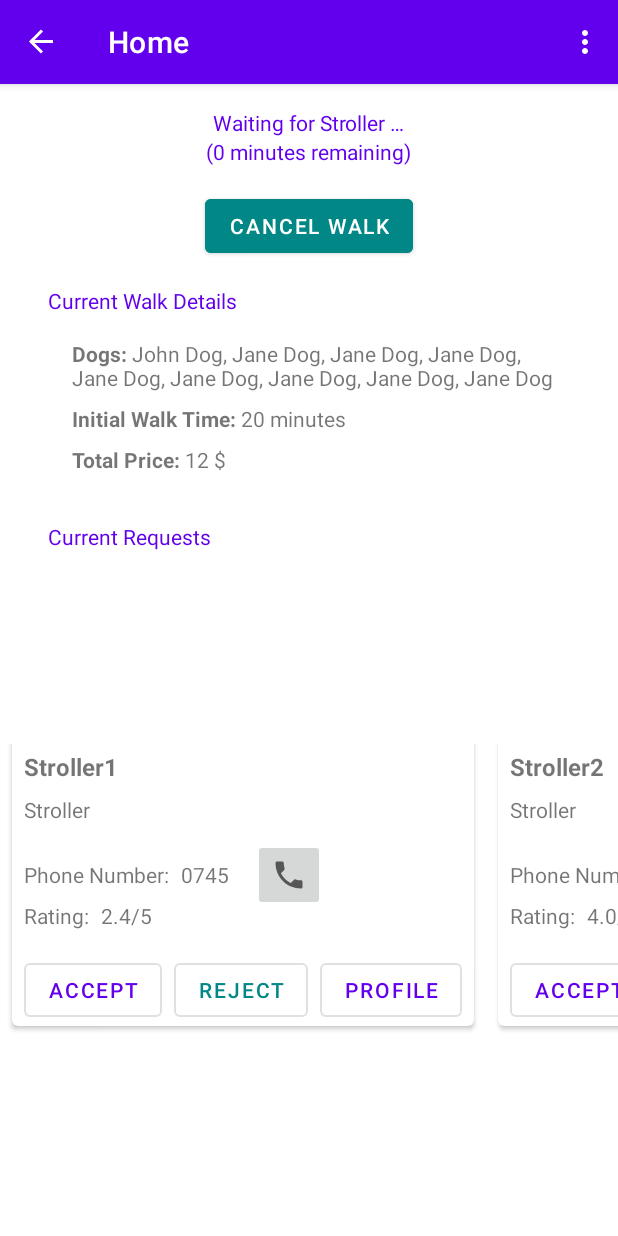
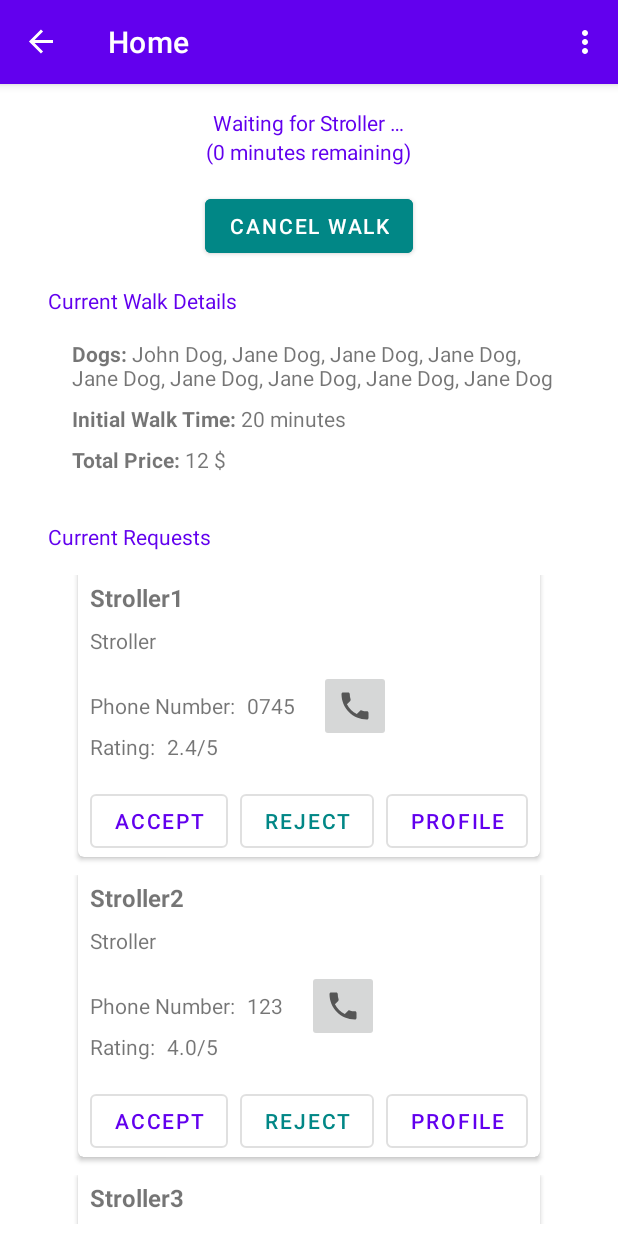
Before and after one commit to taniatopciov/Fluff-Stroller, an Android app: the screen it shows after launch (MainActivity), after a tap on "OWNER HOME WAITING", on a phone screen of 412 x 824 dp. Run offline under Robolectric (Android 15) with nearby library versions, the phone set to English and light mode, and no system bars; our stand-ins replace navigation-ui.

Commit message:
Made Request List Vertical in Dog Owner Main Page Waiting For Stroller

```diff
--- a/app/src/main/java/com/example/flusffstroller/pages/main/dogowner/DogOwnerMainPageWaitingForStrollerFragment.java
+++ b/app/src/main/java/com/example/flusffstroller/pages/main/dogowner/DogOwnerMainPageWaitingForStrollerFragment.java
@@ -44,7 +44,7 @@ public class DogOwnerMainPageWaitingForStrollerFragment extends Fragment {
         WalkRequestAdapter walkRequestAdapter = new WalkRequestAdapter(new ArrayList<>(),
                 this::handleRequestAccepted, this::handleRequestRejected,
                 this::handleRequestViewProfile, this::handleRequestCall);
-        binding.requestsRecyclerView.setLayoutManager(new LinearLayoutManager(getContext(), LinearLayoutManager.HORIZONTAL, false));
+        binding.requestsRecyclerView.setLayoutManager(new LinearLayoutManager(getContext(), LinearLayoutManager.VERTICAL, false));
         binding.requestsRecyclerView.setAdapter(walkRequestAdapter);
 
         viewModel.getRemainingWaitingForStrollerMills().observe(getViewLifecycleOwner(), millisUntilFinished -> {
--- a/app/src/main/res/layout/dog_owner_main_page_waiting_for_stroller_fragment.xml
+++ b/app/src/main/res/layout/dog_owner_main_page_waiting_for_stroller_fragment.xml
@@ -107,9 +107,9 @@
     <androidx.recyclerview.widget.RecyclerView
         android:id="@+id/requestsRecyclerView"
         android:layout_width="wrap_content"
-        android:layout_height="wrap_content"
+        android:layout_height="0dp"
         android:layout_marginStart="8dp"
-        android:layout_marginTop="8dp"
+        android:layout_marginTop="16dp"
         android:layout_marginEnd="8dp"
         android:layout_marginBottom="8dp"
         app:layout_constraintBottom_toBottomOf="parent"
```
